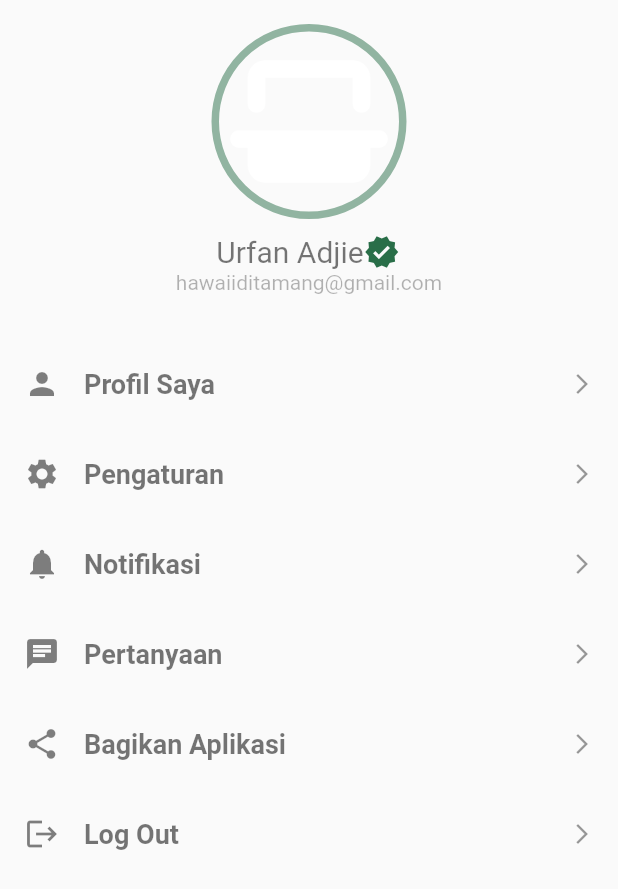
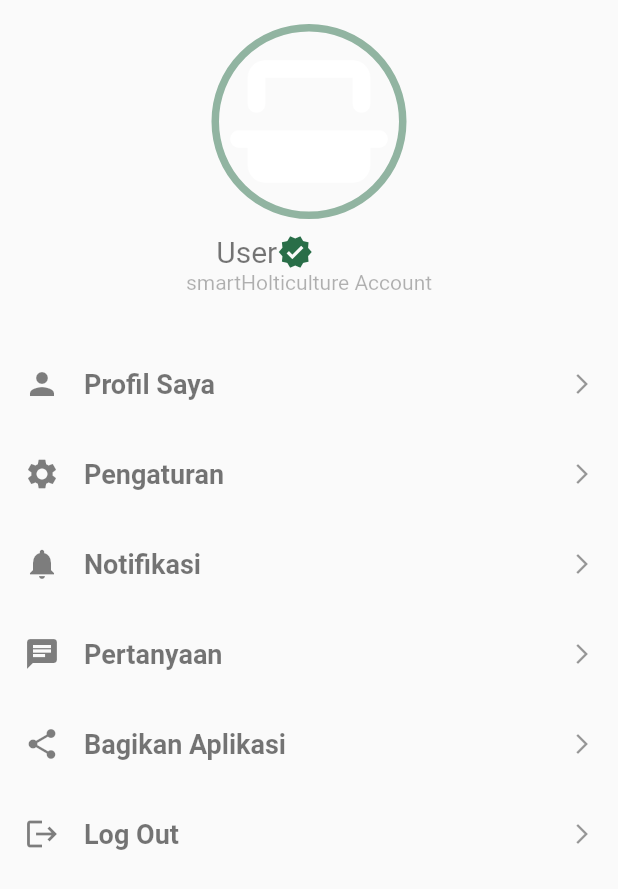
Before and after one commit to urfanadjie/smartHolticulture4, a Flutter app: the ProfilePage screen opened directly, on a phone screen of 412 x 824 dp. Shown: the top 889 px of the screen. Run offline on Flutter 3.47's test engine with Material 2 defaults, Android fonts, the light colour scheme and no system bars; our stand-ins replace animated_bottom_navigation_bar, firebase_auth, firebase_core, firebase_database, google_nav_bar, page_transition and 2 more; accounts and stored records are empty.

Commit message:
Optimalisasi Fitur Login (part 3)

```diff
--- a/lib/profile_page.dart
+++ b/lib/profile_page.dart
@@ -55,7 +55,7 @@ class _ProfilePage extends State<ProfilePage> {
                 child: Row(
                   children: [
                     Text(
-                      'Urfan Adjie',
+                      'User',
                       style: TextStyle(
                         color: Constants.blackColor,
                         fontSize: 20,
@@ -72,7 +72,7 @@ class _ProfilePage extends State<ProfilePage> {
                 ),
               ),
               Text(
-                'hawaiiditamang@gmail.com',
+                'smartHolticulture Account',
                 style: TextStyle(
                   color: Constants.blackColor.withOpacity(.3),
                 ),
```
